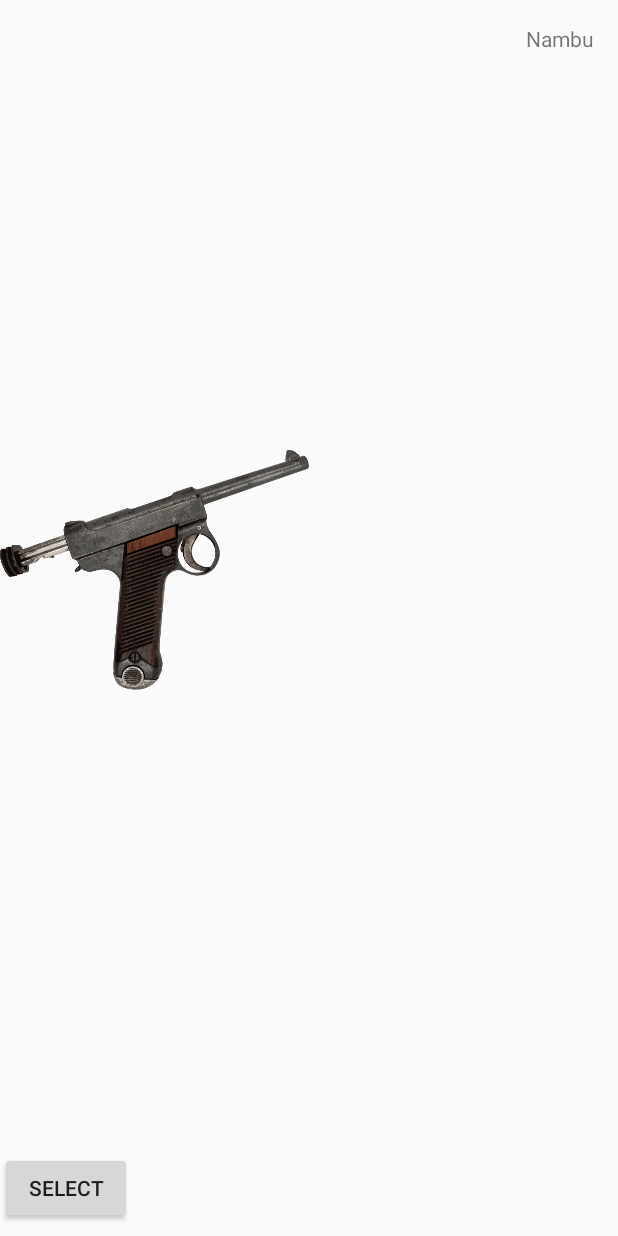
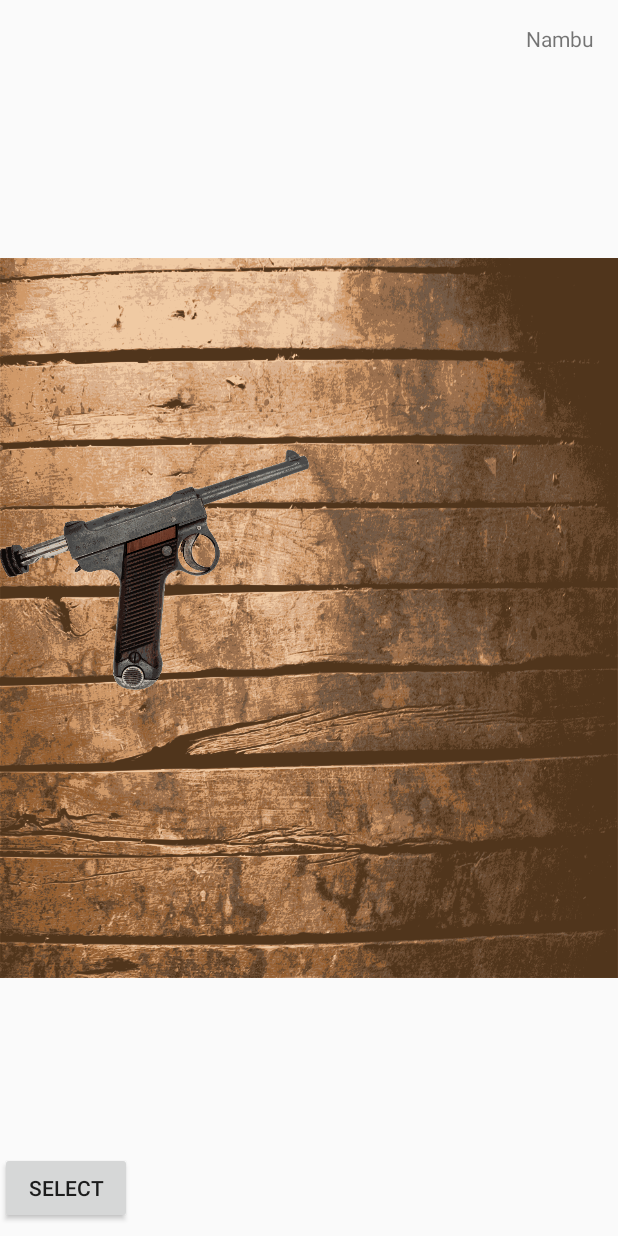
Before and after one commit to marekmako/android-livegun, an Android app: the WeaponSlidePageFragment screen opened directly, with no data from a screen before it, on a phone screen of 412 x 824 dp. Run offline under Robolectric (Android 15) with nearby library versions, the phone set to English and light mode, and no system bars.

Commit message:
weapon slide background, zapnute efekty na tvari

```diff
--- a/app/src/main/res/layout/fragment_weapon_slide_page.xml
+++ b/app/src/main/res/layout/fragment_weapon_slide_page.xml
@@ -4,6 +4,20 @@
     android:layout_width="match_parent"
     android:layout_height="match_parent"
     tools:context="com.app.maki.livegun.WeaponSlidePageFragment">
+
+    <ImageView
+        android:id="@+id/ivweapon_slide_background"
+        android:layout_width="wrap_content"
+        android:layout_height="wrap_content"
+        android:background="@drawable/weapon_slide_background"
+        android:layout_marginRight="0dp"
+        app:layout_constraintRight_toRightOf="parent"
+        app:layout_constraintTop_toTopOf="parent"
+        android:layout_marginTop="0dp"
+        android:layout_marginLeft="0dp"
+        app:layout_constraintLeft_toLeftOf="parent"
+        app:layout_constraintBottom_toBottomOf="parent"
+        android:layout_marginBottom="0dp" />
 
     <TextView
         tools:text="Weapon Name"
```
Also changed, not shown: app/src/main/java/com/app/maki/livegun/FaceGraphics.java (+9 -9 lines), app/src/main/res/layout/activity_main.xml (+16 -0 lines), app/src/main/res/drawable-hdpi/weapon_slide_background.png (added), app/src/main/res/drawable-mdpi/weapon_slide_background.png (added), 2 other files.
